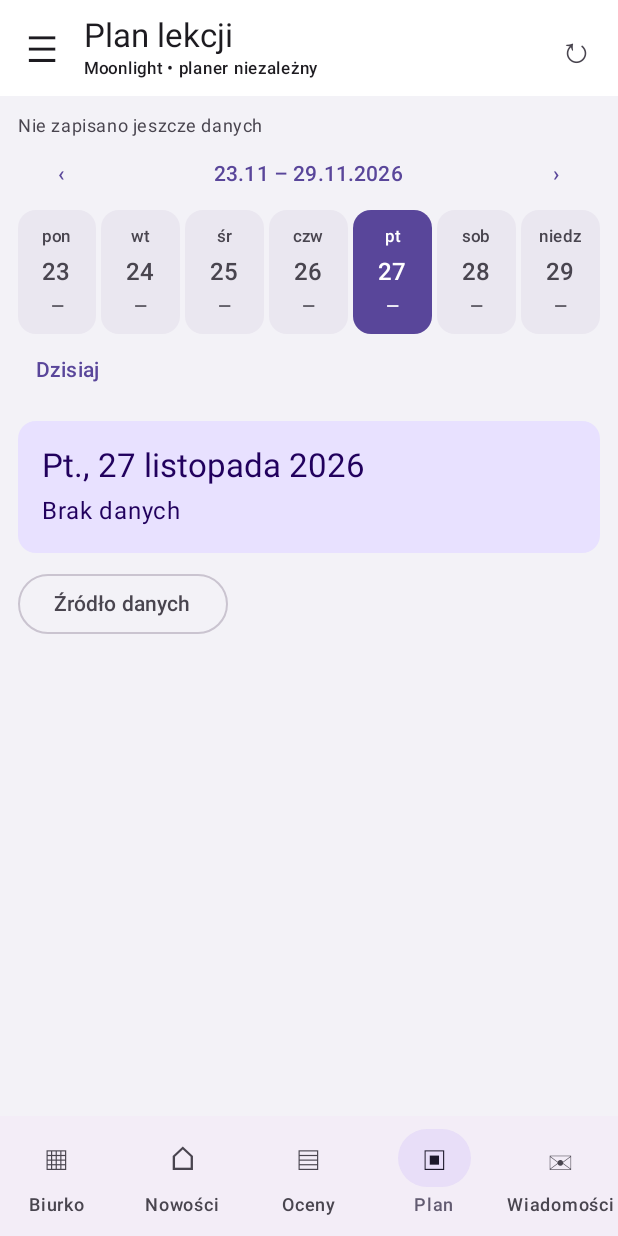
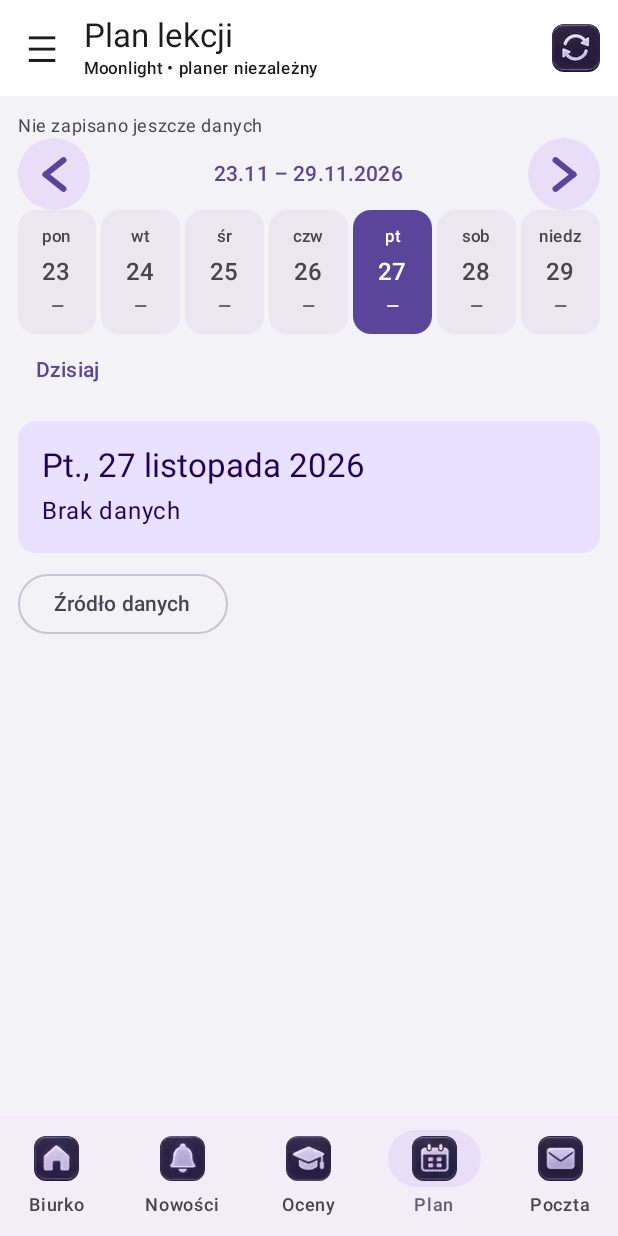
Before and after one commit to 0wertyx/Moonlight, an Android app built with Jetpack Compose: the screen it shows after launch (MainActivity), item 4 of the bottom bar chosen, on a phone screen of 412 x 824 dp. Run offline under Robolectric (Android 15) with nearby library versions, the phone set to English and light mode, and no system bars.

Commit message:
Add first glass icon pack and large vector week chevrons

```diff
--- a/app/build.gradle.kts
+++ b/app/build.gradle.kts
@@ -10,8 +10,8 @@ android {
         applicationId = "com.moonlight.school"
         minSdk = 26
         targetSdk = 35
-        versionCode = 12
-        versionName = "0.6.0"
+        versionCode = 13
+        versionName = "0.6.1"
     }
     buildFeatures { compose = true; buildConfig = true }
     val persistentKey = System.getenv("MOONLIGHT_KEYSTORE_PATH")
--- a/app/src/main/java/com/moonlight/school/MainActivity.kt
+++ b/app/src/main/java/com/moonlight/school/MainActivity.kt
@@ -96,11 +96,11 @@ private fun SchoolApp(context: Context, dark: Boolean, onDark: (Boolean) -> Unit
                     Text("Dziennik ucznia", style = MaterialTheme.typography.labelLarge, modifier = Modifier.padding(12.dp))
                 }
                 items(Module.entries.filter { it != Module.Settings && it != Module.Connection }) { m ->
-                    NavigationDrawerItem(label = { Text(m.title) }, icon = { Text(m.symbol) }, selected = module == m, onClick = { select(m) })
+                    NavigationDrawerItem(label = { Text(m.title) }, icon = { MoonlightIcon(m.name, m.symbol, 32.dp) }, selected = module == m, onClick = { select(m) })
                 }
                 item { HorizontalDivider(); Text("Aplikacja", modifier = Modifier.padding(12.dp)) }
                 items(listOf(Module.Connection, Module.Settings)) { m ->
-                    NavigationDrawerItem(label = { Text(m.title) }, icon = { Text(m.symbol) }, selected = module == m, onClick = { select(m) })
+                    NavigationDrawerItem(label = { Text(m.title) }, icon = { MoonlightIcon(m.name, m.symbol, 32.dp) }, selected = module == m, onClick = { select(m) })
                 }
             }
         }
@@ -111,7 +111,7 @@ private fun SchoolApp(context: Context, dark: Boolean, onDark: (Boolean) -> Unit
                     TopAppBar(
                         title = { Column { Text(module.title); Text("Moonlight • planer niezależny", style = MaterialTheme.typography.labelSmall) } },
                         navigationIcon = { IconButton(onClick = { scope.launch { drawer.open() } }) { Text("☰", style = MaterialTheme.typography.headlineSmall) } },
-                        actions = { IconButton(onClick = { if (state.connected || state.portalEnabled) SnapshotSync.refresh(context, if (module == Module.Schedule) date.toString() else null) else select(Module.Connection) }) { Text("↻", style = MaterialTheme.typography.headlineSmall) } }
+                        actions = { IconButton(onClick = { if (state.connected || state.portalEnabled) SnapshotSync.refresh(context, if (module == Module.Schedule) date.toString() else null) else select(Module.Connection) }) { MoonlightIcon("Refresh", "↻", 32.dp) } }
                     )
                     if (state.snapshot == null && state.portalEnabled) {
                         Text("Pobieranie danych…", modifier = Modifier.padding(horizontal = 16.dp, vertical = 4.dp), style = MaterialTheme.typography.labelSmall)
@@ -122,8 +122,8 @@ private fun SchoolApp(context: Context, dark: Boolean, onDark: (Boolean) -> Unit
                 NavigationBar {
                     primary.forEach { m ->
                         NavigationBarItem(selected = module == m, onClick = { select(m) },
-                            icon = { Text(m.symbol, style = MaterialTheme.typography.titleLarge) },
-                            label = { Text(when(m) { Module.Schedule -> "Plan"; Module.Feed -> "Nowości"; else -> m.title }, maxLines = 1) })
+                            icon = { MoonlightIcon(m.name, m.symbol, 30.dp) },
+                            label = { Text(when(m) { Module.Schedule -> "Plan"; Module.Feed -> "Nowości"; Module.Messages -> "Poczta"; else -> m.title }, maxLines = 1) })
                     }
                 }
             }
@@ -159,12 +159,12 @@ private fun SchoolApp(context: Context, dark: Boolean, onDark: (Boolean) -> Unit
                             CacheTimestamp(state.lessonsUpdated)
                             Row(Modifier.fillMaxWidth(), verticalAlignment = Alignment.CenterVertically,
                                 horizontalArrangement = Arrangement.SpaceBetween) {
-                                TextButton(onClick = { date = date.minusWeeks(1) }) { Text("‹") }
+                                WeekArrow(false) { date = date.minusWeeks(1) }
                                 TextButton(onClick = { chooseDate() }) {
                                     Text(monday.format(DateTimeFormatter.ofPattern("dd.MM")) + " – " +
                                         monday.plusDays(6).format(DateTimeFormatter.ofPattern("dd.MM.yyyy")))
                                 }
-                                TextButton(onClick = { date = date.plusWeeks(1) }) { Text("›") }
+                                WeekArrow(true) { date = date.plusWeeks(1) }
                             }
                             WeekDayPicker(days, date, state.snapshot) { date = it }
                             Row(verticalAlignment = Alignment.CenterVertically) {
--- /dev/null
+++ b/app/src/main/java/com/moonlight/school/MoonlightIcons.kt
@@ -0,0 +1,60 @@
+package com.moonlight.school
+
+import android.graphics.Bitmap
+import android.graphics.BitmapFactory
+import androidx.compose.foundation.Canvas
+import androidx.compose.foundation.Image
+import androidx.compose.foundation.layout.size
+import androidx.compose.foundation.shape.RoundedCornerShape
+import androidx.compose.material3.*
+import androidx.compose.runtime.*
+import androidx.compose.ui.Modifier
+import androidx.compose.ui.draw.clip
+import androidx.compose.ui.geometry.Offset
+import androidx.compose.ui.graphics.StrokeCap
+import androidx.compose.ui.graphics.asImageBitmap
+import androidx.compose.ui.platform.LocalContext
+import androidx.compose.ui.semantics.contentDescription
+import androidx.compose.ui.semantics.semantics
+import androidx.compose.ui.unit.Dp
+import androidx.compose.ui.unit.dp
+
+private val iconIndices = mapOf(
+    "Desk" to 0, "Schedule" to 1, "Lessons" to 2, "Grades" to 3,
+    "Feed" to 4, "Homework" to 5, "Calculator" to 6, "Messages" to 7,
+    "Attendance" to 8, "Settings" to 9, "Lucky" to 10, "School" to 11,
+    "Refresh" to 12, "Goals" to 13, "Connection" to 14,
+    "Notes" to 5, "Announcements" to 4, "Reminders" to 4
+)
+
+@Composable
+internal fun MoonlightIcon(name: String, fallback: String, size: Dp) {
+    val context = LocalContext.current
+    val bitmap = remember(context, name) {
+        runCatching {
+            val i = iconIndices.getValue(name)
+            val atlas = context.assets.open("moonlight_icons.webp").use { BitmapFactory.decodeStream(it) }
+            require(atlas.width == 240 && atlas.height == 144)
+            Bitmap.createBitmap(atlas, (i % 5) * 48, (i / 5) * 48, 48, 48).asImageBitmap()
+        }.getOrNull()
+    }
+    if (bitmap != null) Image(bitmap, contentDescription = null, modifier = Modifier.size(size).clip(RoundedCornerShape(8.dp)))
+    else Text(fallback, style = MaterialTheme.typography.titleLarge)
+}
+
+@Composable
+internal fun WeekArrow(next: Boolean, onClick: () -> Unit) {
+    val color = MaterialTheme.colorScheme.primary
+    FilledTonalIconButton(onClick = onClick, modifier = Modifier.size(48.dp).semantics {
+        contentDescription = if (next) "Następny tydzień" else "Poprzedni tydzień"
+    }) {
+        Canvas(Modifier.size(30.dp)) {
+            val outer = size.width * if (next) 0.30f else 0.70f
+            val tip = size.width * if (next) 0.70f else 0.30f
+            val middle = Offset(tip, size.height * 0.5f)
+            val stroke = 4.dp.toPx()
+            drawLine(color, Offset(outer, size.height * 0.18f), middle, stroke, StrokeCap.Round)
+            drawLine(color, middle, Offset(outer, size.height * 0.82f), stroke, StrokeCap.Round)
+        }
+    }
+}
```
Also changed, not shown: app/src/main/assets/moonlight_icons.webp (added).
